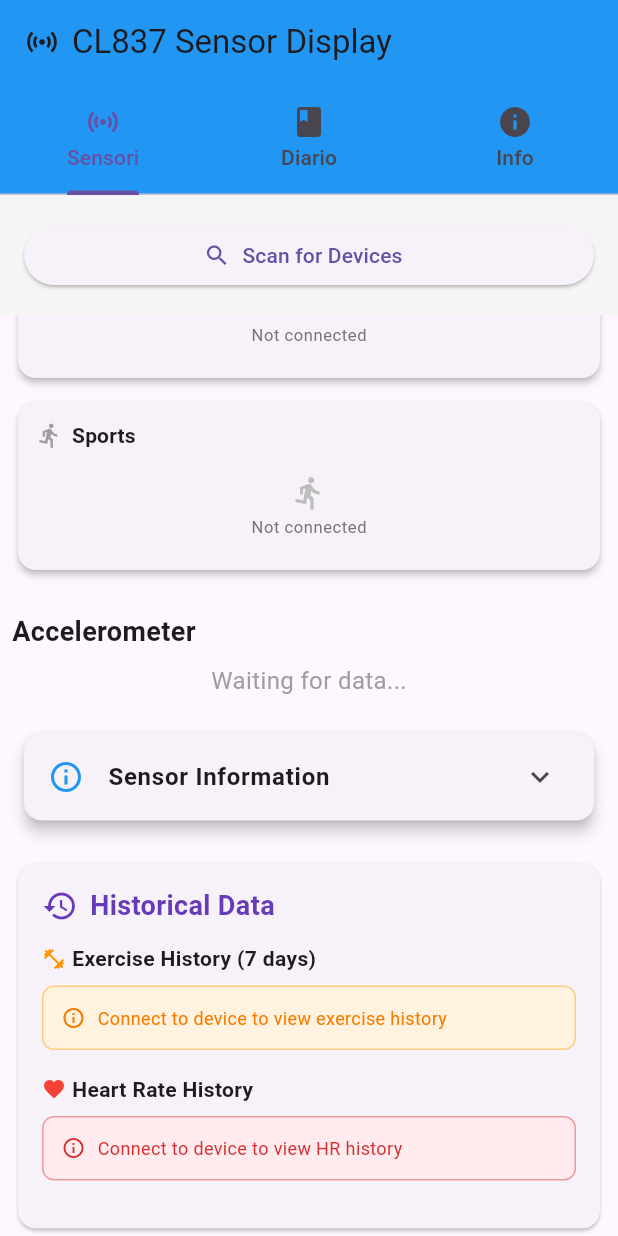
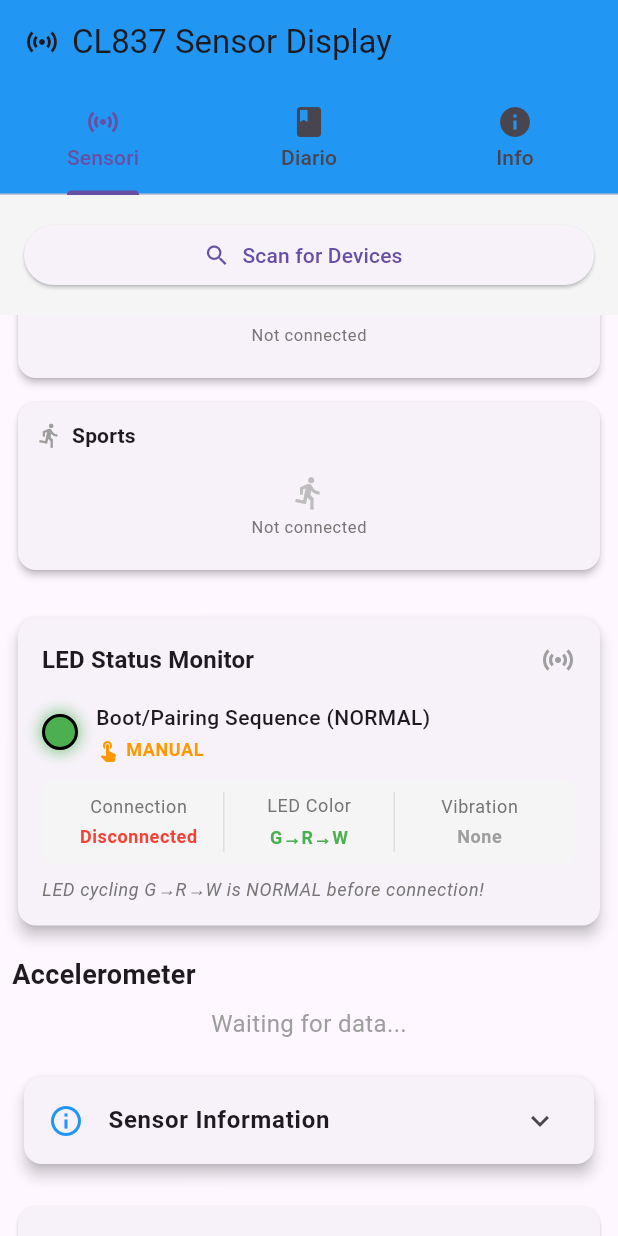
Before and after one commit to paoloartasensi/cl837, a Flutter app: the screen it shows after launch, scrolled down 576 dp, on a phone screen of 412 x 824 dp. Run offline on Flutter 3.47's test engine with Material 3 defaults, Android fonts, the phone set to English and light mode, and no system bars; our stand-ins replace flutter_blue_plus, permission_handler, shared_preferences; project files that could hold a hidden picture were left out.

Commit message:
feat: Add LED Status Monitor Widget for real-time device feedback and control

```diff
--- a/lib/main.dart
+++ b/lib/main.dart
@@ -21,6 +21,7 @@ import 'widgets/historical_data_widget.dart';
 import 'widgets/rope_skipping_widget.dart';
 import 'widgets/device_info_widget.dart';
 import 'widgets/test_diary_widget.dart';
+import 'widgets/led_status_widget.dart';
 import 'services/test_diary_service.dart';
 import 'models/sensor_data.dart';
 import 'models/heart_rate_data.dart';
@@ -636,6 +637,35 @@ class _SensorDisplayPageState extends State<SensorDisplayPage> with TickerProvid
 
     // Manual control methods for accuracy testing
     bool _isManualMode = true; // Track current mode
+    bool _isHeartRateServicePaused = false; // Track HR service state
+
+    Future<void> _simulateDeviceVibration() async {
+        // Simulate the 3-pulse vibration that happens on device
+        setState(() {
+        });
+
+        // Show user feedback
+        ScaffoldMessenger.of(context).showSnackBar(
+            SnackBar(
+                content: Row(
+                    children: const [
+                        Icon(Icons.vibration, color: Colors.white),
+                        SizedBox(width: 8),
+                        Text('Device vibration: 3 pulses'),
+                    ],
+                ),
+                backgroundColor: Colors.orange,
+                duration: Duration(milliseconds: 1500),
+            ),
+        );
+
+        // Reset after vibration simulation
+        await Future.delayed(Duration(milliseconds: 1500));
+        if (mounted) {
+            setState(() {
+            });
+        }
+    }
 
     Future<void> toggleDataRequestMode() async {
         if (connectedDevice == null) {
@@ -738,6 +768,14 @@ class _SensorDisplayPageState extends State<SensorDisplayPage> with TickerProvid
                     ],
                 ),
                 const SizedBox(height: 16),
+                // LED Status Monitor Widget
+                LEDStatusWidget(
+                    isConnected: connectedDevice != null,
+                    isManualMode: _isManualMode,
+                    isSpO2Active: latestSpO2Data != null,
+                    isHeartRatePaused: _isHeartRateServicePaused, // Track HR service state
+                ),
+                const SizedBox(height: 16),
                 // Accelerometer a larghezza piena
                 AccelerometerWidget(latestData: latestAccelData),
                 const SizedBox(height: 16),
@@ -813,6 +851,16 @@ class _SensorDisplayPageState extends State<SensorDisplayPage> with TickerProvid
                         isConnected: connectedDevice != null,
                     ),
                 ]),
+
+                const SizedBox(height: 16),
+
+                // LED Status Monitor Widget
+                LEDStatusWidget(
+                    isConnected: connectedDevice != null,
+                    isManualMode: _isManualMode,
+                    isSpO2Active: latestSpO2Data != null,
+                    isHeartRatePaused: _isHeartRateServicePaused, // Track HR service state
+                ),
 
                 const SizedBox(height: 16),
 
@@ -980,6 +1028,12 @@ class _SensorDisplayPageState extends State<SensorDisplayPage> with TickerProvid
                     children: [
                         Row(
                             children: [
+                                Icon(
+                                    Icons.lightbulb_outline,
+                                    size: 16,
+                                    color: _isManualMode ? Colors.green : Colors.red,
+                                ),
+                                const SizedBox(width: 4),
                                 Text(
                                     'Manual Control Panel',
                                     style: Theme.of(context).textTheme.titleMedium?.copyWith(
@@ -987,6 +1041,19 @@ class _SensorDisplayPageState extends State<SensorDisplayPage> with TickerProvid
                                     ),
                                 ),
                                 const Spacer(),
+                                // LED Status Indicator
+                                Container(
+                                    width: 12,
+                                    height: 12,
+                                    decoration: BoxDecoration(
+                                        shape: BoxShape.circle,
+                                        color: connectedDevice == null
+                                            ? Colors.white
+                                            : (_isManualMode ? Colors.green : Colors.red),
+                                        border: Border.all(color: Colors.black, width: 1),
+                                    ),
+                                ),
+                                const SizedBox(width: 8),
                                 // Mode Toggle Button
                                 ElevatedButton.icon(
                                     onPressed: toggleDataRequestMode,
@@ -1017,6 +1084,7 @@ class _SensorDisplayPageState extends State<SensorDisplayPage> with TickerProvid
                                 ElevatedButton.icon(
                                     onPressed: () async {
                                         print('Manual request: Temperature');
+                                        await _simulateDeviceVibration();
                                         await _extendedService.requestTemperatureData();
                                         // Add delay to prevent rapid commands
                                         await Future.delayed(Duration(milliseconds: 1500));
@@ -1027,6 +1095,7 @@ class _SensorDisplayPageState extends State<SensorDisplayPage> with TickerProvid
                                 ElevatedButton.icon(
                                     onPressed: () async {
                                         print('Manual request: Sports');
+                                        await _simulateDeviceVibration();
                                         await _extendedService.requestSportsData();
                                         // Add delay to prevent rapid commands
                                         await Future.delayed(Duration(milliseconds: 1500));
@@ -1035,24 +1104,27 @@ class _SensorDisplayPageState extends State<SensorDisplayPage> with TickerProvid
                                     label: Text('Sports'),
                                 ),
                                 ElevatedButton.icon(
-                                    onPressed: () {
+                                    onPressed: () async {
                                         print('Manual request: Device Info');
+                                        await _simulateDeviceVibration();
                                         _extendedService.requestAllDeviceInfo();
                                     },
                                     icon: Icon(Icons.info),
                                     label: Text('Device Info'),
                                 ),
                                 ElevatedButton.icon(
-                                    onPressed: () {
+                                    onPressed: () async {
                                         print('Manual request: SpO2');
+                                        await _simulateDeviceVibration();
                                         measureSpO2();
                                     },
                                     icon: Icon(Icons.favorite),
                                     label: Text('SpO2'),
                                 ),
                                 ElevatedButton.icon(
-                                    onPressed: () {
+                                    onPressed: () async {
                                         print('Manual request: All Historical Data');
+                                        await _simulateDeviceVibration();
                                         requestAllHistoricalData();
                                     },
                                     icon: Icon(Icons.history),
--- /dev/null
+++ b/lib/widgets/led_status_widget.dart
@@ -0,0 +1,474 @@
+import 'package:flutter/material.dart';
+import 'dart:async';
+
+enum LEDColor {
+  green,
+  red,
+  white,
+  off,
+  cycling  // Special state for boot/pairing
+}
+
+enum DeviceMode {
+  manual,
+  automatic,
+  spo2,
+  paused
+}
+
+class LEDStatusData {
+  final LEDColor currentColor;
+  final DeviceMode mode;
+  final bool isConnected;
+  final bool isVibrating;
+  final String statusMessage;
+  final DateTime timestamp;
+
+  LEDStatusData({
+    required this.currentColor,
+    required this.mode,
+    required this.isConnected,
+    required this.isVibrating,
+    required this.statusMessage,
+    required this.timestamp,
+  });
+}
+
+class LEDStatusWidget extends StatefulWidget {
+  final bool isConnected;
+  final bool isManualMode;
+  final bool isSpO2Active;
+  final bool isHeartRatePaused;
+
+  const LEDStatusWidget({
+    super.key,
+    required this.isConnected,
+    required this.isManualMode,
+    this.isSpO2Active = false,
+    this.isHeartRatePaused = false,
+  });
+
+  @override
+  State<LEDStatusWidget> createState() => _LEDStatusWidgetState();
+}
+
+class _LEDStatusWidgetState extends State<LEDStatusWidget>
+    with TickerProviderStateMixin {
+  late AnimationController _cyclingController;
+  late AnimationController _pulseController;
+  late Animation<Color?> _cyclingAnimation;
+  late Animation<double> _pulseAnimation;
+
+  Timer? _vibrationTimer;
+  bool _isVibrating = false;
+
+  @override
+  void initState() {
+    super.initState();
+
+    // Cycling animation for boot/pairing sequence
+    _cyclingController = AnimationController(
+      duration: const Duration(seconds: 3),
+      vsync: this,
+    );
+
+    // Pulse animation for vibration feedback
+    _pulseController = AnimationController(
+      duration: const Duration(milliseconds: 500),
+      vsync: this,
+    );
+
+    _cyclingAnimation = TweenSequence<Color?>([
+      TweenSequenceItem(
+        weight: 1.0,
+        tween: ColorTween(begin: Colors.green, end: Colors.green),
+      ),
+      TweenSequenceItem(
+        weight: 1.0,
+        tween: ColorTween(begin: Colors.green, end: Colors.red),
+      ),
+      TweenSequenceItem(
+        weight: 1.0,
+        tween: ColorTween(begin: Colors.red, end: Colors.red),
+      ),
+      TweenSequenceItem(
+        weight: 1.0,
+        tween: ColorTween(begin: Colors.red, end: Colors.white),
+      ),
+      TweenSequenceItem(
+        weight: 1.0,
+        tween: ColorTween(begin: Colors.white, end: Colors.white),
+      ),
+      TweenSequenceItem(
+        weight: 1.0,
+        tween: ColorTween(begin: Colors.white, end: Colors.green),
+      ),
+    ]).animate(_cyclingController);
+
+    _pulseAnimation = Tween<double>(
+      begin: 1.0,
+      end: 1.3,
+    ).animate(CurvedAnimation(
+      parent: _pulseController,
+      curve: Curves.elasticOut,
+    ));
+
+    _updateLEDState();
+  }
+
+  @override
+  void didUpdateWidget(LEDStatusWidget oldWidget) {
+    super.didUpdateWidget(oldWidget);
+    if (oldWidget.isConnected != widget.isConnected ||
+        oldWidget.isManualMode != widget.isManualMode ||
+        oldWidget.isSpO2Active != widget.isSpO2Active ||
+        oldWidget.isHeartRatePaused != widget.isHeartRatePaused) {
+      _updateLEDState();
+    }
+  }
+
+  void _updateLEDState() {
+    if (!widget.isConnected) {
+      // Boot/Pairing sequence - cycling colors
+      _cyclingController.repeat();
+      _stopVibration();
+    } else {
+      _cyclingController.stop();
+
+      if (widget.isSpO2Active) {
+        // SpO2 mode - red LED with periodic vibration
+        _startPeriodicVibration();
+      } else if (widget.isHeartRatePaused) {
+        // Paused - LED off
+        _stopVibration();
+      } else if (!widget.isManualMode) {
+        // Auto mode - stressed device
+        _startFrequentVibration();
+      } else {
+        // Manual mode - stable operation
+        _stopVibration();
+      }
+    }
+  }
+
+  void _startPeriodicVibration() {
+    _vibrationTimer?.cancel();
+    _vibrationTimer = Timer.periodic(const Duration(seconds: 3), (timer) {
+      _triggerVibrationPulse();
+    });
+  }
+
+  void _startFrequentVibration() {
+    _vibrationTimer?.cancel();
+    _vibrationTimer = Timer.periodic(const Duration(milliseconds: 1500), (timer) {
+      _triggerVibrationPulse();
+    });
+  }
+
+  void _stopVibration() {
+    _vibrationTimer?.cancel();
+    _isVibrating = false;
+  }
+
+  void _triggerVibrationPulse() {
+    setState(() {
+      _isVibrating = true;
+    });
+    _pulseController.forward().then((_) {
+      _pulseController.reverse().then((_) {
+        setState(() {
+          _isVibrating = false;
+        });
+      });
+    });
+  }
+
+  LEDStatusData _getCurrentStatus() {
+    if (!widget.isConnected) {
+      return LEDStatusData(
+        currentColor: LEDColor.cycling,
+        mode: DeviceMode.manual,
+        isConnected: false,
+        isVibrating: false,
+        statusMessage: "Boot/Pairing Sequence (NORMAL)",
+        timestamp: DateTime.now(),
+      );
+    }
+
+    if (widget.isSpO2Active) {
+      return LEDStatusData(
+        currentColor: LEDColor.red,
+        mode: DeviceMode.spo2,
+        isConnected: true,
+        isVibrating: _isVibrating,
+        statusMessage: "SpO2 Measurement Active",
+        timestamp: DateTime.now(),
+      );
+    }
+
+    if (widget.isHeartRatePaused) {
+      return LEDStatusData(
+        currentColor: LEDColor.off,
+        mode: DeviceMode.paused,
+        isConnected: true,
+        isVibrating: false,
+        statusMessage: "Heart Rate Service Paused",
+        timestamp: DateTime.now(),
+      );
+    }
+
+    if (widget.isManualMode) {
+      return LEDStatusData(
+        currentColor: LEDColor.green,
+        mode: DeviceMode.manual,
+        isConnected: true,
+        isVibrating: _isVibrating,
+        statusMessage: "Manual Mode - Stable Operation",
+        timestamp: DateTime.now(),
+      );
+    } else {
+      return LEDStatusData(
+        currentColor: LEDColor.red,
+        mode: DeviceMode.automatic,
+        isConnected: true,
+        isVibrating: _isVibrating,
+        statusMessage: "Auto Mode - Device Stressed",
+        timestamp: DateTime.now(),
+      );
+    }
+  }
+
+  Color _getLEDDisplayColor(LEDStatusData status) {
+    switch (status.currentColor) {
+      case LEDColor.green:
+        return Colors.green;
+      case LEDColor.red:
+        return Colors.red;
+      case LEDColor.white:
+        return Colors.white;
+      case LEDColor.off:
+        return Colors.grey[800]!;
+      case LEDColor.cycling:
+        return _cyclingAnimation.value ?? Colors.green;
+    }
+  }
+
+  IconData _getModeIcon(DeviceMode mode) {
+    switch (mode) {
+      case DeviceMode.manual:
+        return Icons.touch_app;
+      case DeviceMode.automatic:
+        return Icons.refresh;
+      case DeviceMode.spo2:
+        return Icons.favorite;
+      case DeviceMode.paused:
+        return Icons.pause;
+    }
+  }
+
+  Color _getModeColor(DeviceMode mode) {
+    switch (mode) {
+      case DeviceMode.manual:
+        return Colors.orange;
+      case DeviceMode.automatic:
+        return Colors.red;
+      case DeviceMode.spo2:
+        return Colors.purple;
+      case DeviceMode.paused:
+        return Colors.grey;
+    }
+  }
+
+  @override
+  Widget build(BuildContext context) {
+    final status = _getCurrentStatus();
+    final ledColor = _getLEDDisplayColor(status);
+
+    return AnimatedBuilder(
+      animation: Listenable.merge([_cyclingController, _pulseController]),
+      builder: (context, child) {
+        return Card(
+          elevation: 4,
+          child: Padding(
+            padding: const EdgeInsets.all(16.0),
+            child: Column(
+              crossAxisAlignment: CrossAxisAlignment.start,
+              children: [
+                Row(
+                  children: [
+                    Text(
+                      'LED Status Monitor',
+                      style: Theme.of(context).textTheme.titleMedium?.copyWith(
+                        fontWeight: FontWeight.bold,
+                      ),
+                    ),
+                    const Spacer(),
+                    Icon(
+                      Icons.sensors,
+                      color: status.isConnected ? Colors.green : Colors.grey,
+                    ),
+                  ],
+                ),
+                const SizedBox(height: 16),
+
+                // LED Visual Indicator
+                Row(
+                  children: [
+                    Transform(
+                      transform: status.isVibrating
+                          ? (Matrix4.identity()..scale(_pulseAnimation.value))
+                          : Matrix4.identity(),
+                      child: Container(
+                        width: 24,
+                        height: 24,
+                        decoration: BoxDecoration(
+                          shape: BoxShape.circle,
+                          color: ledColor,
+                          border: Border.all(
+                            color: Colors.black,
+                            width: 2,
+                          ),
+                          boxShadow: status.currentColor != LEDColor.off
+                              ? [
+                                  BoxShadow(
+                                    color: ledColor.withOpacity(0.6),
+                                    blurRadius: 8,
+                                    spreadRadius: 2,
+                                  ),
+                                ]
+                              : null,
+                        ),
+                      ),
+                    ),
+                    const SizedBox(width: 12),
+                    Expanded(
+                      child: Column(
+                        crossAxisAlignment: CrossAxisAlignment.start,
+                        children: [
+                          Text(
+                            status.statusMessage,
+                            style: Theme.of(context).textTheme.bodyMedium?.copyWith(
+                              fontWeight: FontWeight.w500,
+                            ),
+                          ),
+                          const SizedBox(height: 4),
+                          Row(
+                            children: [
+                              Icon(
+                                _getModeIcon(status.mode),
+                                size: 16,
+                                color: _getModeColor(status.mode),
+                              ),
+                              const SizedBox(width: 4),
+                              Text(
+                                status.mode.name.toUpperCase(),
+                                style: Theme.of(context).textTheme.bodySmall?.copyWith(
+                                  color: _getModeColor(status.mode),
+                                  fontWeight: FontWeight.bold,
+                                ),
+                              ),
+                              if (status.isVibrating) ...[
+                                const SizedBox(width: 8),
+                                const Icon(
+                                  Icons.vibration,
+                                  size: 16,
+                                  color: Colors.orange,
+                                ),
+                              ],
+                            ],
+                          ),
+                        ],
+                      ),
+                    ),
+                  ],
+                ),
+
+                const SizedBox(height: 12),
+
+                // Status Details
+                Container(
+                  padding: const EdgeInsets.all(8),
+                  decoration: BoxDecoration(
+                    color: Colors.grey[100],
+                    borderRadius: BorderRadius.circular(8),
+                  ),
+                  child: Row(
+                    children: [
+                      Expanded(
+                        child: _buildStatusItem(
+                          'Connection',
+                          status.isConnected ? 'Connected' : 'Disconnected',
+                          status.isConnected ? Colors.green : Colors.red,
+                        ),
+                      ),
+                      Container(width: 1, height: 40, color: Colors.grey[300]),
+                      Expanded(
+                        child: _buildStatusItem(
+                          'LED Color',
+                          status.currentColor == LEDColor.cycling
+                              ? 'G→R→W'
+                              : status.currentColor.name.toUpperCase(),
+                          ledColor,
+                        ),
+                      ),
+                      Container(width: 1, height: 40, color: Colors.grey[300]),
+                      Expanded(
+                        child: _buildStatusItem(
+                          'Vibration',
+                          status.isVibrating ? 'Active' : 'None',
+                          status.isVibrating ? Colors.orange : Colors.grey,
+                        ),
+                      ),
+                    ],
+                  ),
+                ),
+
+                const SizedBox(height: 8),
+
+                // Help Text
+                Text(
+                  status.currentColor == LEDColor.cycling
+                      ? 'LED cycling G→R→W is NORMAL before connection!'
+                      : 'Real-time sync with device LED status',
+                  style: Theme.of(context).textTheme.bodySmall?.copyWith(
+                    color: Colors.grey[600],
+                    fontStyle: FontStyle.italic,
+                  ),
+                ),
+              ],
+            ),
+          ),
+        );
+      },
+    );
+  }
+
+  Widget _buildStatusItem(String label, String value, Color color) {
+    return Column(
+      children: [
+        Text(
+          label,
+          style: Theme.of(context).textTheme.bodySmall?.copyWith(
+            color: Colors.grey[600],
+          ),
+        ),
+        const SizedBox(height: 4),
+        Text(
+          value,
+          style: Theme.of(context).textTheme.bodySmall?.copyWith(
+            color: color,
+            fontWeight: FontWeight.bold,
+          ),
+        ),
+      ],
+    );
+  }
+
+  @override
+  void dispose() {
+    _cyclingController.dispose();
+    _pulseController.dispose();
+    _vibrationTimer?.cancel();
+    super.dispose();
+  }
+}
```
Also changed, not shown: 2 other files.
